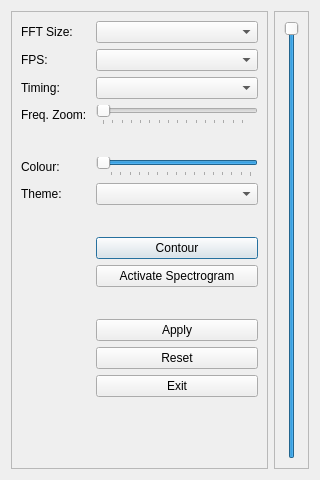
Old version of the form src/ui/spectrodialog.ui in the repository GekkoFyre/small-world-deluxe.
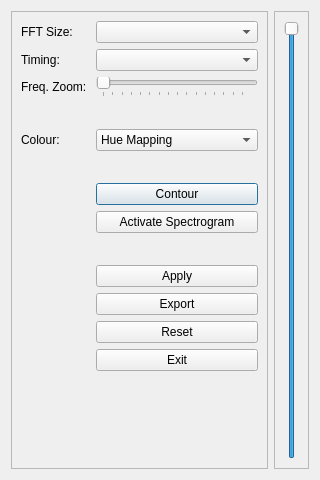
New version of the form.

Commit message: * Updated both the spectrograph / waterfall itself in many ways, but the QDialog for which you control it with as well. Added new components while removing others that were not feasible and/or needed. Also added a number of QTooltip's.

Diff of the .ui file:
```diff
--- a/src/ui/spectrodialog.ui
+++ b/src/ui/spectrodialog.ui
@@ -40,33 +40,27 @@
        <widget class="QComboBox" name="comboBox_fft_size"/>
       </item>
       <item row="1" column="0">
-       <widget class="QLabel" name="label_fps">
-        <property name="text">
-         <string>FPS: </string>
-        </property>
-       </widget>
-      </item>
-      <item row="1" column="1">
-       <widget class="QComboBox" name="comboBox_fps"/>
-      </item>
-      <item row="2" column="0">
        <widget class="QLabel" name="label_timing">
         <property name="text">
          <string>Timing: </string>
         </property>
        </widget>
       </item>
-      <item row="2" column="1">
-       <widget class="QComboBox" name="comboBox_timing"/>
+      <item row="1" column="1">
+       <widget class="QComboBox" name="comboBox_timing">
+        <property name="toolTip">
+         <string>This determines how often the spectrogram / waterfall is refreshed.</string>
+        </property>
+       </widget>
       </item>
-      <item row="3" column="0">
+      <item row="2" column="0">
        <widget class="QLabel" name="label_freq_zoom">
         <property name="text">
          <string>Freq. Zoom: </string>
         </property>
        </widget>
       </item>
-      <item row="3" column="1">
+      <item row="2" column="1">
        <widget class="QSlider" name="horizontalSlider_freq_zoom">
         <property name="maximum">
          <number>254</number>
@@ -88,7 +82,7 @@
         </property>
        </widget>
       </item>
-      <item row="4" column="0">
+      <item row="3" column="0">
        <spacer name="horizontalSpacer">
         <property name="orientation">
          <enum>Qt::Horizontal</enum>
@@ -101,7 +95,7 @@
         </property>
        </spacer>
       </item>
-      <item row="4" column="1">
+      <item row="3" column="1">
        <spacer name="horizontalSpacer_2">
         <property name="orientation">
          <enum>Qt::Horizontal</enum>
@@ -114,49 +108,36 @@
         </property>
        </spacer>
       </item>
-      <item row="5" column="0">
+      <item row="4" column="0">
        <widget class="QLabel" name="labelcontrol_colour">
         <property name="text">
          <string>Colour: </string>
         </property>
        </widget>
       </item>
-      <item row="5" column="1">
-       <widget class="QSlider" name="horizontalSlider_control_colour">
+      <item row="4" column="1">
+       <widget class="QComboBox" name="comboBox_colour_map">
         <property name="toolTip">
          <string>Control the colour values of the spectrogram.</string>
         </property>
-        <property name="maximum">
-         <number>254</number>
-        </property>
-        <property name="pageStep">
-         <number>8</number>
-        </property>
-        <property name="value">
-         <number>254</number>
-        </property>
-        <property name="orientation">
-         <enum>Qt::Horizontal</enum>
-        </property>
-        <property name="invertedAppearance">
-         <bool>true</bool>
-        </property>
-        <property name="tickPosition">
-         <enum>QSlider::TicksBelow</enum>
-        </property>
-        <property name="tickInterval">
-         <number>16</number>
-        </property>
+        <item>
+         <property name="text">
+          <string>Hue Mapping</string>
+         </property>
+        </item>
+        <item>
+         <property name="text">
+          <string>RGB Mapping</string>
+         </property>
+        </item>
+        <item>
+         <property name="text">
+          <string>Alpha Mapping</string>
+         </property>
+        </item>
        </widget>
       </item>
-      <item row="6" column="0">
-       <widget class="QLabel" name="label_ui_theme">
-        <property name="text">
-         <string>Theme: </string>
-        </property>
-       </widget>
-      </item>
-      <item row="7" column="0">
+      <item row="5" column="0">
        <spacer name="horizontalSpacer_10">
         <property name="orientation">
          <enum>Qt::Horizontal</enum>
@@ -169,7 +150,7 @@
         </property>
        </spacer>
       </item>
-      <item row="7" column="1">
+      <item row="5" column="1">
        <spacer name="horizontalSpacer_9">
         <property name="orientation">
          <enum>Qt::Horizontal</enum>
@@ -182,7 +163,7 @@
         </property>
        </spacer>
       </item>
-      <item row="8" column="0">
+      <item row="6" column="0">
        <spacer name="horizontalSpacer_8">
         <property name="orientation">
          <enum>Qt::Horizontal</enum>
@@ -195,14 +176,14 @@
         </property>
        </spacer>
       </item>
-      <item row="8" column="1">
+      <item row="6" column="1">
        <widget class="QPushButton" name="pushButton_contour">
         <property name="text">
          <string>Contour</string>
         </property>
        </widget>
       </item>
-      <item row="9" column="0">
+      <item row="7" column="0">
        <spacer name="horizontalSpacer_11">
         <property name="orientation">
          <enum>Qt::Horizontal</enum>
@@ -215,14 +196,14 @@
         </property>
        </spacer>
       </item>
-      <item row="9" column="1">
+      <item row="7" column="1">
        <widget class="QPushButton" name="pushButton_activate_spectro">
         <property name="text">
          <string>Activate Spectrogram</string>
         </property>
        </widget>
       </item>
-      <item row="10" column="0">
+      <item row="8" column="0">
        <spacer name="horizontalSpacer_3">
         <property name="orientation">
          <enum>Qt::Horizontal</enum>
@@ -235,7 +216,7 @@
         </property>
        </spacer>
       </item>
-      <item row="10" column="1">
+      <item row="8" column="1">
        <spacer name="horizontalSpacer_4">
         <property name="orientation">
          <enum>Qt::Horizontal</enum>
@@ -248,7 +229,7 @@
         </property>
        </spacer>
       </item>
-      <item row="11" column="0">
+      <item row="9" column="0">
        <spacer name="horizontalSpacer_5">
         <property name="orientation">
          <enum>Qt::Horizontal</enum>
@@ -261,14 +242,40 @@
         </property>
        </spacer>
       </item>
-      <item row="11" column="1">
+      <item row="9" column="1">
        <widget class="QPushButton" name="pushButton_apply">
         <property name="text">
          <string>Apply</string>
         </property>
        </widget>
       </item>
-      <item row="12" column="0">
+      <item row="10" column="0">
+       <spacer name="horizontalSpacer_12">
+        <property name="orientation">
+         <enum>Qt::Horizontal</enum>
+        </property>
+        <property name="sizeHint" stdset="0">
+         <size>
+          <width>40</width>
+          <height>20</height>
+         </size>
+        </property>
+       </spacer>
+      </item>
+      <item row="10" column="1">
+       <widget class="QPushButton" name="pushButton_export_graph">
+        <property name="toolTip">
+         <string>Export the spectrograph / waterfall and its internal data.</string>
+        </property>
+        <property name="text">
+         <string>Export</string>
+        </property>
+        <property name="autoRepeatDelay">
+         <number>2000</number>
+        </property>
+       </widget>
+      </item>
+      <item row="11" column="0">
        <spacer name="horizontalSpacer_6">
         <property name="orientation">
          <enum>Qt::Horizontal</enum>
@@ -281,14 +288,14 @@
         </property>
        </spacer>
       </item>
-      <item row="12" column="1">
+      <item row="11" column="1">
        <widget class="QPushButton" name="pushButton_reset">
         <property name="text">
          <string>Reset</string>
         </property>
        </widget>
       </item>
-      <item row="13" column="0">
+      <item row="12" column="0">
        <spacer name="horizontalSpacer_7">
         <property name="orientation">
          <enum>Qt::Horizontal</enum>
@@ -301,20 +308,13 @@
         </property>
        </spacer>
       </item>
-      <item row="13" column="1">
+      <item row="12" column="1">
        <widget class="QPushButton" name="pushButton_exit">
         <property name="text">
          <string>Exit</string>
         </property>
        </widget>
       </item>
-      <item row="6" column="1">
-       <widget class="QComboBox" name="comboBox_ui_theme">
-        <property name="toolTip">
-         <string>Change the 'theme' of the spectrograph.</string>
-        </property>
-       </widget>
-      </item>
      </layout>
     </widget>
    </item>
```
Left out of the diff: 24 changed lines with no effect on the pictures. The commit also changes 8 other files.
